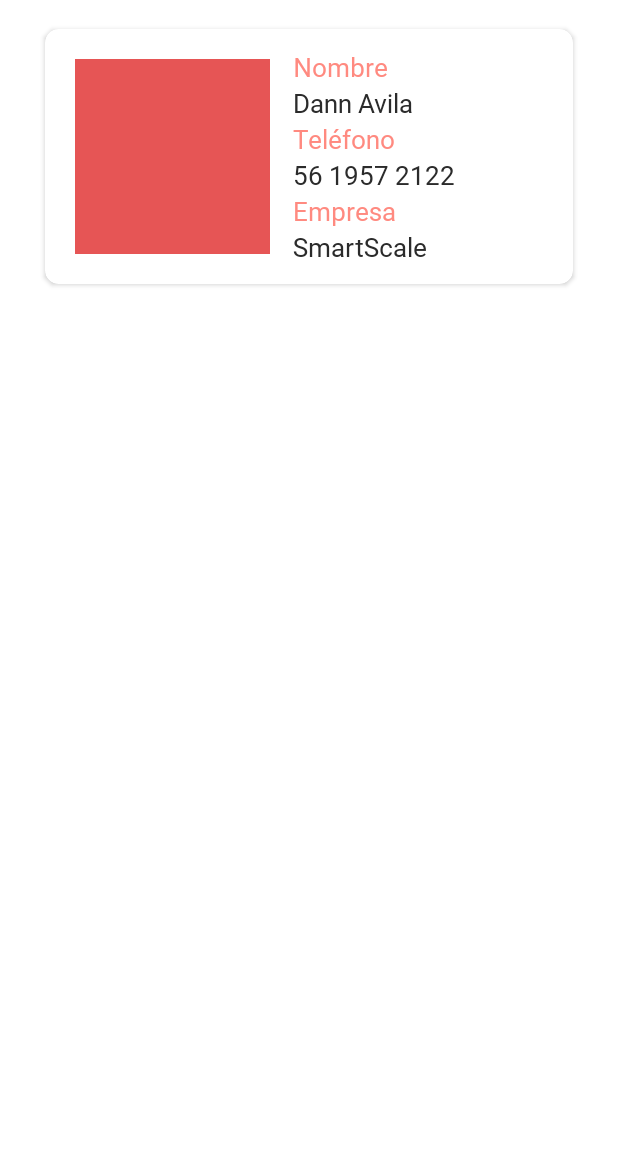
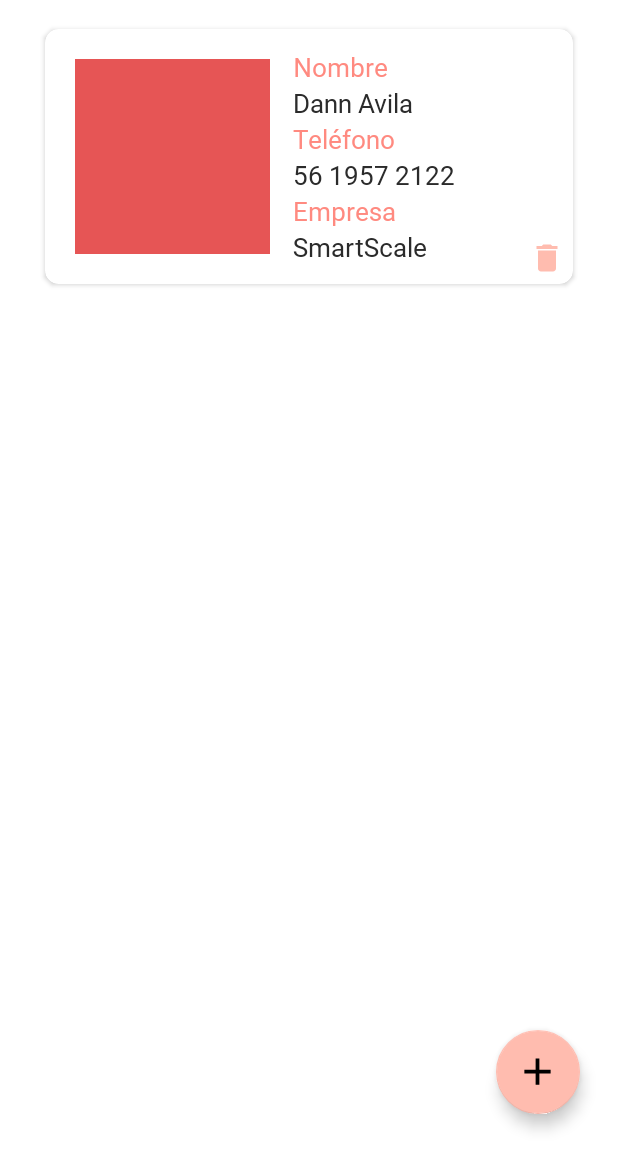
Before and after one commit to DanCRk/ContactosPrueba, an Android app: the layout activity_main.xml on its own in the app's theme, with its tools: preview values and no code run, on a phone screen of 412 x 824 dp, the part 84-1236 px from its top. Run offline under Robolectric (Android 15) with nearby library versions, the phone set to English and light mode, and no system bars.

Commit message:
Layout principal terminado

```diff
--- a/app/src/main/res/drawable/ic_mas.xml
+++ b/app/src/main/res/drawable/ic_mas.xml
@@ -1,9 +1,9 @@
 <vector xmlns:android="http://schemas.android.com/apk/res/android"
-    android:width="24dp"
-    android:height="24dp"
+    android:width="30dp"
+    android:height="30dp"
     android:viewportWidth="24"
     android:viewportHeight="24"
-    android:tint="?attr/colorControlNormal">
+    android:tint="@color/white">
   <path
       android:fillColor="@android:color/white"
       android:pathData="M19,13h-6v6h-2v-6H5v-2h6V5h2v6h6v2z"/>
--- a/app/src/main/res/layout/activity_main.xml
+++ b/app/src/main/res/layout/activity_main.xml
@@ -4,6 +4,7 @@
     xmlns:tools="http://schemas.android.com/tools"
     android:layout_width="match_parent"
     android:layout_height="match_parent"
+    tools:ignore="HardcodedText"
     tools:context=".ui.view.MainActivity">
 
     <TextView
@@ -23,7 +24,7 @@
         android:textStyle="bold" />
 
     <androidx.cardview.widget.CardView
-        android:id="@+id/random_meal"
+        android:id="@+id/contacto_detalle"
         android:foreground="?attr/selectableItemBackgroundBorderless"
         android:layout_width="match_parent"
         android:layout_height="wrap_content"
@@ -52,7 +53,8 @@
                 android:layout_marginStart="20dp"
                 app:layout_constraintBottom_toBottomOf="parent"
                 app:layout_constraintStart_toStartOf="parent"
-                app:layout_constraintTop_toTopOf="parent"/>
+                app:layout_constraintTop_toTopOf="parent"
+                tools:ignore="ContentDescription" />
 
 
             <LinearLayout
@@ -119,14 +121,54 @@
                     android:fontFamily="@font/font_main"
                     android:text="SmartScale"
                     android:textColor="@color/text_color"
-                    android:textSize="17sp"/>
+                    android:textSize="17sp"
+                     />
 
             </LinearLayout>
+
+            <ImageView
+                android:layout_width="wrap_content"
+                android:layout_height="wrap_content"
+                android:src="@drawable/ic_delete"
+                app:tint="@color/secondary_light"
+                app:layout_constraintBottom_toBottomOf="parent"
+                app:layout_constraintEnd_toEndOf="parent"
+                android:layout_marginBottom="5dp"
+                android:layout_marginEnd="5dp"
+                tools:ignore="ContentDescription" />
 
 
         </androidx.constraintlayout.widget.ConstraintLayout>
     </androidx.cardview.widget.CardView>
 
+    <androidx.recyclerview.widget.RecyclerView
+        android:id="@+id/lista_contactos"
+        android:layout_width="match_parent"
+        android:layout_height="wrap_content"
+        android:layout_marginStart="26dp"
+        android:layout_marginTop="13dp"
+        android:layout_marginEnd="26dp"
+        app:layout_constraintEnd_toEndOf="parent"
+        app:layout_constraintHorizontal_bias="0.0"
+        app:layout_constraintStart_toStartOf="parent"
+        app:layout_constraintTop_toBottomOf="@+id/contacto_detalle" />
+
+    <com.google.android.material.floatingactionbutton.FloatingActionButton
+        android:id="@+id/floatingActionButton"
+        android:layout_width="wrap_content"
+        android:layout_height="wrap_content"
+        android:layout_marginEnd="25dp"
+        android:layout_marginBottom="25dp"
+        android:backgroundTint="@color/secondary_light"
+        android:clickable="true"
+        android:src="@drawable/ic_mas"
+        android:tint="@color/secondary"
+        app:backgroundTint="@color/secondary_light"
+        app:layout_constraintBottom_toBottomOf="parent"
+        app:layout_constraintEnd_toEndOf="parent"
+        app:maxImageSize="30dp"
+        app:rippleColor="@color/secondary_dark"
+        tools:ignore="ContentDescription" />
 
 
 </androidx.constraintlayout.widget.ConstraintLayout>
--- a/app/src/main/res/values-night/colors.xml
+++ b/app/src/main/res/values-night/colors.xml
@@ -1,7 +1,7 @@
 <?xml version="1.0" encoding="utf-8"?>
 <resources>
-    <color name="black">#FF000000</color>
-    <color name="white">#FFFFFFFF</color>
+    <color name="black">#FFFFFFFF</color>
+    <color name="white">#FF000000</color>
 
     // Colores Principales Night
     <color name="primary">#2B2B2B</color>
```
